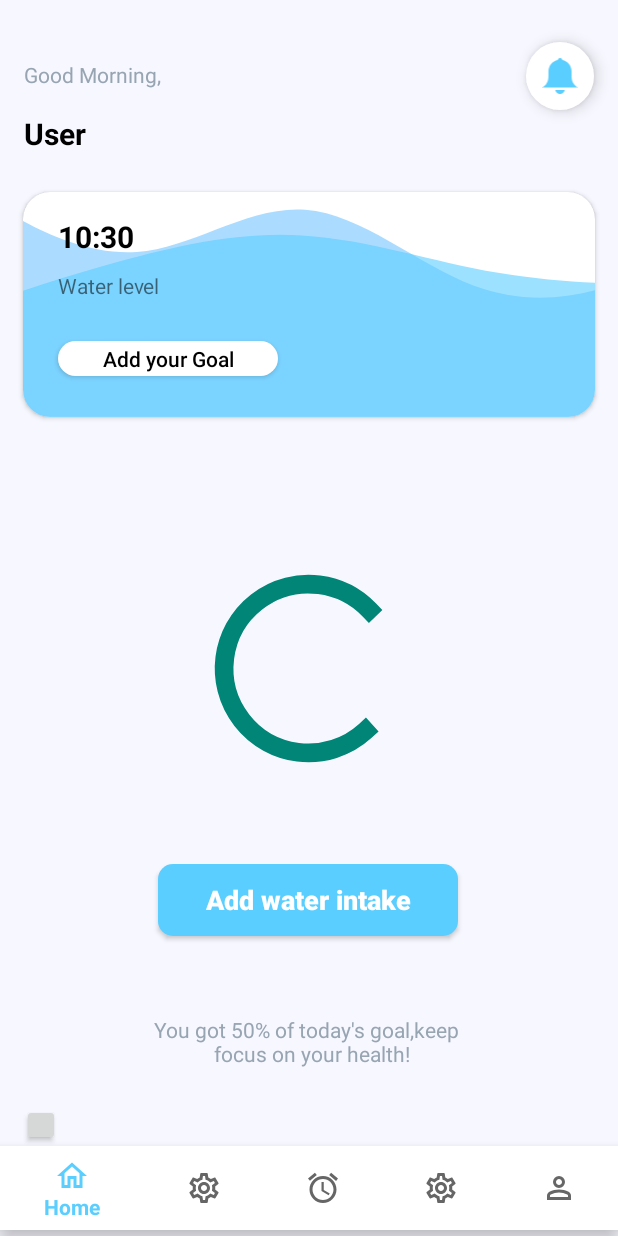
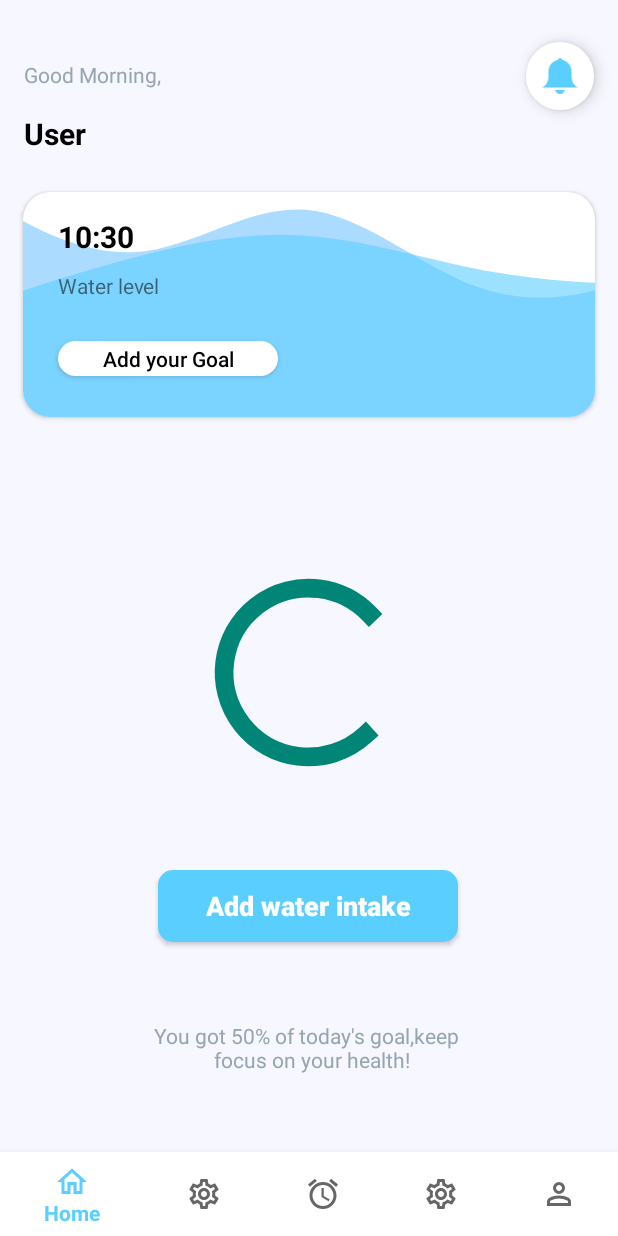
Before and after one commit to Ettalissimo/HydraTrack, an Android app: the screen it shows after launch once a user with an empty profile is signed in (MainActivity), on a phone screen of 412 x 824 dp. Run offline under Robolectric (Android 15) with nearby library versions, the light colour scheme and no system bars; our stand-ins replace Firebase (no records; nobody signed in at launch, a user with empty details on screens opened directly); plain views replace WaveProgressBar; 3 statements that could not run were skipped.

Commit message:
Revert "Adding Suggestion button"
This reverts commit d10d8c5cc337c36ae3ae471750d8eebe4f5fef71.

```diff
--- a/app/src/main/java/com/example/water_app/MainActivity.java
+++ b/app/src/main/java/com/example/water_app/MainActivity.java
@@ -74,7 +74,7 @@ public class MainActivity extends AppCompatActivity {
         suggestionsRef = FirebaseDatabase.getInstance().getReference("Suggestions");
 
         // Button to display suggestion
-        button = findViewById(R.id.suggestion);
+        button = findViewById(R.id.Sugg);
         button.setText("Suggestion");
         button.setOnClickListener(new View.OnClickListener() {
             @Override
--- a/app/src/main/res/layout/activity_main.xml
+++ b/app/src/main/res/layout/activity_main.xml
@@ -37,10 +37,10 @@
         android:gravity="center"
         android:text="0"
         android:textColor="@color/white"
+        tools:layout_editor_absoluteX="390dp"
+        tools:layout_editor_absoluteY="19dp"
         android:visibility="gone"
-        tools:ignore="MissingConstraints"
-        tools:layout_editor_absoluteX="390dp"
-        tools:layout_editor_absoluteY="19dp" />
+        tools:ignore="MissingConstraints" />
 
     <FrameLayout
         android:id="@+id/frameLayout"
@@ -142,20 +142,15 @@
         app:layout_constraintStart_toStartOf="parent"
         app:layout_constraintTop_toTopOf="parent" />
 
-
     <com.google.android.material.bottomnavigation.BottomNavigationView
         android:id="@+id/bottomNavigationView"
         android:layout_width="match_parent"
         android:layout_height="wrap_content"
-        android:layout_marginBottom="4dp"
         android:background="@color/white"
         app:layout_constraintBottom_toBottomOf="parent"
         app:layout_constraintEnd_toEndOf="parent"
-        app:layout_constraintHorizontal_bias="0.0"
         app:layout_constraintStart_toStartOf="parent"
-        app:menu="@menu/bottom_nav_menu">
-
-    </com.google.android.material.bottomnavigation.BottomNavigationView>
+        app:menu="@menu/bottom_nav_menu" />
 
     <Button
         android:id="@+id/button"
@@ -190,10 +185,10 @@
     <cjh.WaveProgressBarlibrary.WaveProgressBar
         android:layout_width="150dp"
         android:layout_height="150dp"
+        app:behind_wave_color="#abdcff"
+        app:front_wave_color="@color/button"
         app:arc_color="@color/background"
-        app:behind_wave_color="#abdcff"
         app:cavans_bg="@color/background"
-        app:front_wave_color="@color/button"
         app:layout_constraintBottom_toTopOf="@+id/button"
         app:layout_constraintEnd_toEndOf="parent"
         app:layout_constraintHorizontal_bias="0.498"
@@ -201,28 +196,9 @@
         app:layout_constraintTop_toBottomOf="@+id/cardView"
         app:layout_constraintVertical_bias="0.625"
         app:progress="55"
+        app:text_size="20sp"
         app:shape="circle"
-        app:text_size="20sp"
         tools:ignore="MissingConstraints" />
-
-    <Button
-        android:id="@+id/suggestion"
-        android:layout_width="25dp"
-        android:layout_height="28dp"
-        android:text="S"
-        app:layout_constraintBottom_toTopOf="@+id/bottomNavigationView"
-        app:layout_constraintEnd_toEndOf="parent"
-        app:layout_constraintHorizontal_bias="0.038"
-        app:layout_constraintStart_toStartOf="parent"
-        app:layout_constraintTop_toBottomOf="@+id/cardView"
-        app:layout_constraintVertical_bias="1.0" />
-
-    <androidx.constraintlayout.widget.Guideline
-        android:id="@+id/guideline"
-        android:layout_width="wrap_content"
-        android:layout_height="wrap_content"
-        android:orientation="horizontal"
-        app:layout_constraintGuide_begin="20dp" />
 
 
 </androidx.constraintlayout.widget.ConstraintLayout>
--- a/app/src/main/res/menu/bottom_nav_menu.xml
+++ b/app/src/main/res/menu/bottom_nav_menu.xml
@@ -2,7 +2,6 @@
 <menu xmlns:android="http://schemas.android.com/apk/res/android">
 
     <item
-        android:id="@+id/home"
         android:layout_width="wrap_content"
         android:layout_height="wrap_content"
         android:title="Home"
@@ -16,7 +15,6 @@
         android:icon="@drawable/outline_settings_24"
         />
     <item
-        android:id="@+id/clock"
         android:layout_width="wrap_content"
         android:layout_height="wrap_content"
         android:title="Clock"
@@ -30,7 +28,6 @@
         android:icon="@drawable/outline_settings_24"
         />
     <item
-        android:id="@+id/nav_profile"
         android:layout_width="wrap_content"
         android:layout_height="wrap_content"
         android:title="Profile"
```
